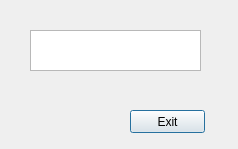
Old version of the form CS1D-Basketball-master/Basketball/denverto.ui in the repository moetaei/CS1D-Basketball.
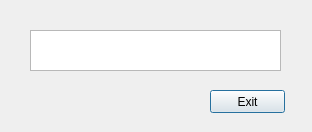
New version of the form.

What changed in the file:
```diff
--- a/CS1D-Basketball-master/Basketball/denverto.ui
+++ b/CS1D-Basketball-master/Basketball/denverto.ui
@@ -6,8 +6,8 @@
    <rect>
     <x>0</x>
     <y>0</y>
-    <width>238</width>
-    <height>149</height>
+    <width>312</width>
+    <height>132</height>
    </rect>
   </property>
   <property name="windowTitle">
@@ -18,7 +18,7 @@
     <rect>
      <x>30</x>
      <y>30</y>
-     <width>171</width>
+     <width>251</width>
      <height>41</height>
     </rect>
    </property>
@@ -26,8 +26,8 @@
   <widget class="QPushButton" name="exit">
    <property name="geometry">
     <rect>
-     <x>130</x>
-     <y>110</y>
+     <x>210</x>
+     <y>90</y>
      <width>75</width>
      <height>23</height>
     </rect>
```
